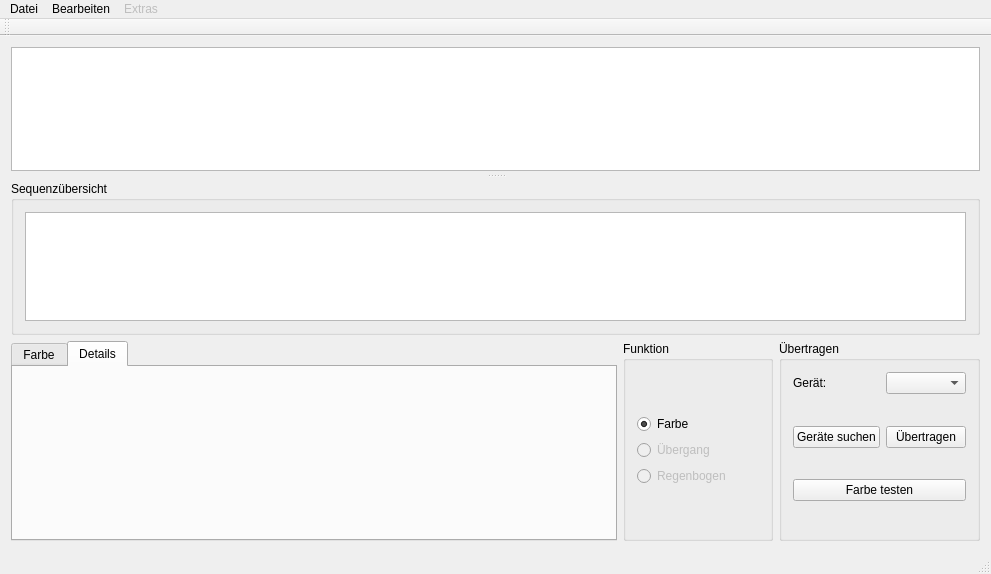
The window that LUI/LUI/lui.ui (Stenkelfled/ws2811) describes before a commit, drawn with Qt 5.
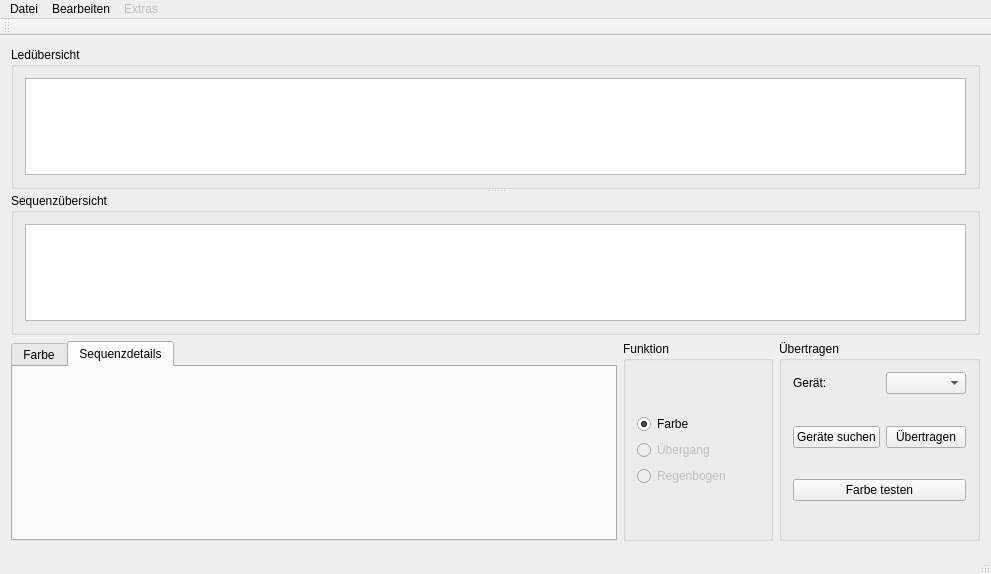
The same window after the commit. The open tabs and pages were chosen to show the change. Custom widgets are drawn as their Qt base class.

```diff
--- a/LUI/LUI/lui.ui
+++ b/LUI/LUI/lui.ui
@@ -14,24 +14,24 @@
    <string>Lui</string>
   </property>
   <widget class="QWidget" name="centralWidget">
-   <layout class="QVBoxLayout" name="verticalLayout">
+   <layout class="QVBoxLayout" name="verticalLayout_5">
     <item>
      <widget class="QSplitter" name="splitter">
-      <property name="frameShape">
-       <enum>QFrame::NoFrame</enum>
-      </property>
-      <property name="frameShadow">
-       <enum>QFrame::Plain</enum>
-      </property>
       <property name="orientation">
        <enum>Qt::Vertical</enum>
       </property>
-      <property name="handleWidth">
-       <number>10</number>
-      </property>
+      <widget class="QGroupBox" name="groupBox_3">
+       <property name="title">
+        <string>Ledübersicht</string>
+       </property>
+       <property name="flat">
+        <bool>true</bool>
+       </property>
+       <layout class="QVBoxLayout" name="verticalLayout">
+        <item>
       <widget class="LuiView" name="ledView">
        <property name="sizePolicy">
-        <sizepolicy hsizetype="Expanding" vsizetype="Expanding">
+           <sizepolicy hsizetype="Expanding" vsizetype="Maximum">
          <horstretch>0</horstretch>
          <verstretch>0</verstretch>
         </sizepolicy>
@@ -49,6 +49,9 @@
         </size>
        </property>
       </widget>
+        </item>
+       </layout>
+      </widget>
       <widget class="QGroupBox" name="groupBox_2">
        <property name="sizePolicy">
         <sizepolicy hsizetype="Expanding" vsizetype="Maximum">
@@ -65,7 +68,7 @@
        <property name="maximumSize">
         <size>
          <width>16777215</width>
-         <height>200</height>
+         <height>400</height>
         </size>
        </property>
        <property name="title">
@@ -121,7 +124,13 @@
          </size>
         </property>
         <property name="currentIndex">
-         <number>0</number>
+         <number>1</number>
+        </property>
+        <property name="usesScrollButtons">
+         <bool>true</bool>
+        </property>
+        <property name="documentMode">
+         <bool>false</bool>
         </property>
         <widget class="QWidget" name="color">
          <attribute name="title">
@@ -1160,7 +1169,7 @@
         </widget>
         <widget class="QWidget" name="sequence_details">
          <attribute name="title">
-          <string>Details</string>
+          <string>Sequenzdetails</string>
          </attribute>
         </widget>
        </widget>
```
Left out of the diff: 6 changed lines with no effect on the pictures. Lines whose indentation alone changed are shown as unchanged.
